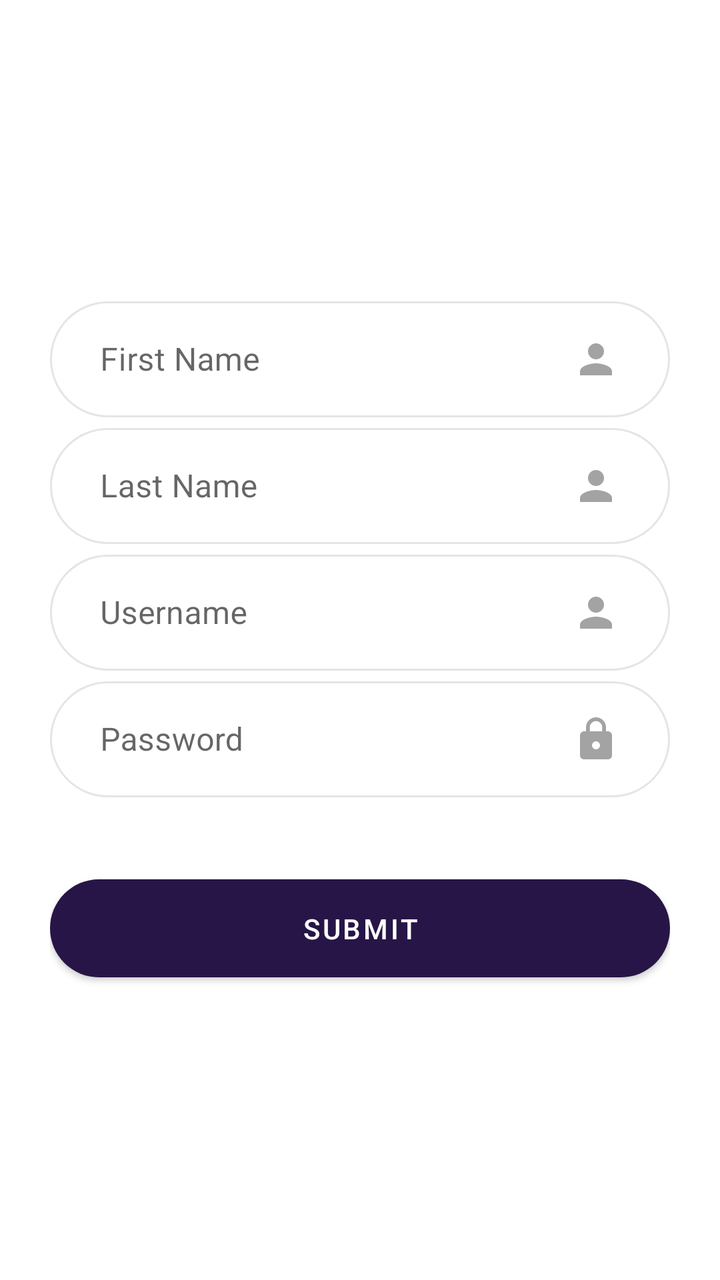
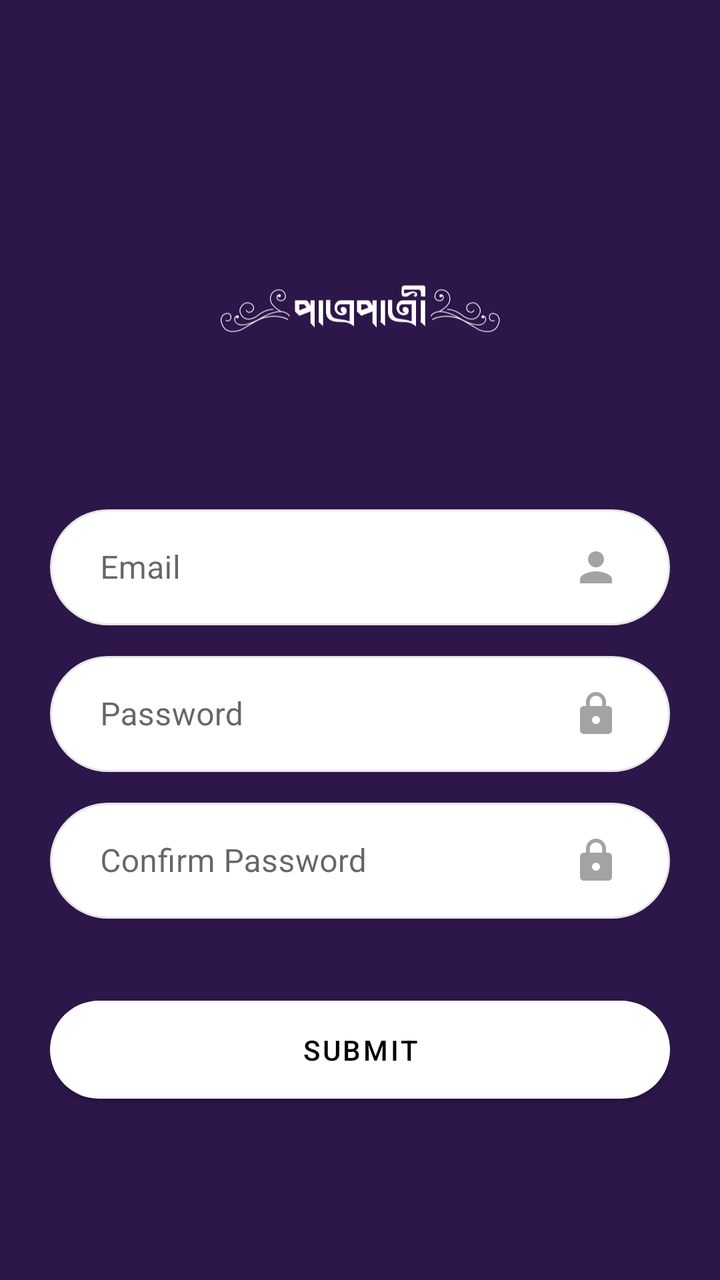

The first picture is an Android layout as it rendered before a commit; the second is the same layout after the commit. The layout source and the unified diff follow.
<!-- AndroidManifest.xml: application theme AppTheme -->
<!-- res/layout/activity_sign_up.xml -->
<?xml version="1.0" encoding="utf-8"?>
<RelativeLayout xmlns:android="http://schemas.android.com/apk/res/android"
    xmlns:app="http://schemas.android.com/apk/res-auto"
    xmlns:tools="http://schemas.android.com/tools"
    android:padding="25dp"
    android:background="@color/colorWhite"
    android:layout_width="match_parent"
    android:layout_height="match_parent"
    tools:context=".views.activities.SignUpActivity">

    <LinearLayout
        android:layout_centerInParent="true"
        android:gravity="center"
        android:orientation="vertical"
        android:layout_width="match_parent"
        android:layout_height="wrap_content">
        <com.google.android.material.textfield.TextInputLayout
            style="@style/Widget.MaterialComponents.TextInputLayout.OutlinedBox"
            app:boxCornerRadiusTopStart="25dp"
            app:boxCornerRadiusTopEnd="25dp"
            app:boxCornerRadiusBottomStart="25dp"
            app:boxCornerRadiusBottomEnd="25dp"
            android:layout_width="match_parent"
            android:layout_height="wrap_content">
            <EditText
                android:id="@+id/firstName"
                android:inputType="text"
                android:singleLine="true"
                android:maxLength="250"
                android:hint="First Name"
                android:drawableTint="@color/colorDeepGrey"
                android:drawableEnd="@drawable/ic_baseline_person_24"
                android:background="@drawable/shape_radius_100_edit_text"
                android:paddingStart="25dp"
                android:paddingEnd="25dp"
                android:layout_width="match_parent"
                android:layout_height="wrap_content" />
        </com.google.android.material.textfield.TextInputLayout>
        <com.google.android.material.textfield.TextInputLayout
            style="@style/Widget.MaterialComponents.TextInputLayout.OutlinedBox"
            app:boxCornerRadiusTopStart="25dp"
            app:boxCornerRadiusTopEnd="25dp"
            app:boxCornerRadiusBottomStart="25dp"
            app:boxCornerRadiusBottomEnd="25dp"
            android:layout_width="match_parent"
            android:layout_height="wrap_content">
            <EditText
                android:id="@+id/lastName"
                android:inputType="text"
                android:singleLine="true"
                android:maxLength="250"
                android:hint="Last Name"
                android:drawableTint="@color/colorDeepGrey"
                android:drawableEnd="@drawable/ic_baseline_person_24"
                android:background="@drawable/shape_radius_100_edit_text"
                android:paddingStart="25dp"
                android:paddingEnd="25dp"
                android:layout_width="match_parent"
                android:layout_height="wrap_content" />
        </com.google.android.material.textfield.TextInputLayout>
        <com.google.android.material.textfield.TextInputLayout
            style="@style/Widget.MaterialComponents.TextInputLayout.OutlinedBox"
            app:boxCornerRadiusTopStart="25dp"
            app:boxCornerRadiusTopEnd="25dp"
            app:boxCornerRadiusBottomStart="25dp"
            app:boxCornerRadiusBottomEnd="25dp"
            android:layout_width="match_parent"
            android:layout_height="wrap_content">
            <EditText
                android:id="@+id/userName"
                android:inputType="text"
                android:singleLine="true"
                android:maxLength="25"
                android:hint="Username"
                android:drawableTint="@color/colorDeepGrey"
                android:drawableEnd="@drawable/ic_baseline_person_24"
                android:background="@drawable/shape_radius_100_edit_text"
                android:paddingStart="25dp"
                android:paddingEnd="25dp"
                android:layout_width="match_parent"
                android:layout_height="wrap_content" />
        </com.google.android.material.textfield.TextInputLayout>
        <com.google.android.material.textfield.TextInputLayout
            style="@style/Widget.MaterialComponents.TextInputLayout.OutlinedBox"
            app:boxCornerRadiusTopStart="25dp"
            app:boxCornerRadiusTopEnd="25dp"
            app:boxCornerRadiusBottomStart="25dp"
            app:boxCornerRadiusBottomEnd="25dp"
            android:layout_width="match_parent"
            android:layout_height="wrap_content">
            <EditText
                android:id="@+id/password"
                android:inputType="textWebPassword"
                android:singleLine="true"
                android:maxLength="25"
                android:hint="Password"
                android:drawableTint="@color/colorDeepGrey"
                android:drawableEnd="@drawable/ic_baseline_lock_24"
                android:background="@drawable/shape_radius_100_edit_text"
                android:paddingStart="25dp"
                android:paddingEnd="25dp"
                android:layout_width="match_parent"
                android:layout_height="wrap_content" />
        </com.google.android.material.textfield.TextInputLayout>
        <Spinner
            android:visibility="gone"
            android:id="@+id/companyName"
            android:entries="@array/company_array"
            android:background="@drawable/layer_list_spinner"
            android:layout_marginTop="5dp"
            android:layout_width="match_parent"
            android:layout_height="55dp"/>

        <com.google.android.material.textfield.TextInputLayout
            android:visibility="gone"
            android:id="@+id/layout_user_address"
            style="@style/Widget.MaterialComponents.TextInputLayout.OutlinedBox"
            android:layout_width="match_parent"
            android:layout_height="wrap_content">
            <EditText
                android:id="@+id/user_description"
                android:gravity="top"
                android:hint="Description"
                android:inputType="text|textMultiLine"
                android:layout_marginBottom="10dp"
                android:paddingStart="25dp"
                android:paddingEnd="25dp"
                android:background="@drawable/shape_radius_25_edit_text"
                android:layout_width="match_parent"
                android:layout_height="150dp"/>
        </com.google.android.material.textfield.TextInputLayout>

        <Button
            android:id="@+id/submit_button"
            android:text="Submit"
            android:textColor="@color/colorWhite"
            app:cornerRadius="25dp"
            android:padding="15dp"
            android:layout_marginTop="35dp"
            android:layout_width="match_parent"
            android:layout_height="wrap_content" />
    </LinearLayout>

</RelativeLayout>
<!-- resources referenced by this layout -->
<resources>
  <string-array name="company_array">
          <item>Subra Systems Ltd</item>
          <item>Other</item>
      </string-array>
  <color name="colorDeepGrey">#A3A3A3</color>
  <color name="colorWhite">#FFFFFF</color>
  <!-- drawable ic_baseline_person_24 (drawable) -->
  <vector xmlns:android="http://schemas.android.com/apk/res/android"
      android:width="24dp"
      android:height="24dp"
      android:viewportWidth="24"
      android:viewportHeight="24"
      android:tint="?attr/colorControlNormal">
    <path
        android:fillColor="@android:color/white"
        android:pathData="M12,12c2.21,0 4,-1.79 4,-4s-1.79,-4 -4,-4 -4,1.79 -4,4 1.79,4 4,4zM12,14c-2.67,0 -8,1.34 -8,4v2h16v-2c0,-2.66 -5.33,-4 -8,-4z"/>
  </vector>
  <!-- drawable layer_list_spinner (drawable) -->
  <?xml version="1.0" encoding="utf-8"?>
  <layer-list xmlns:android="http://schemas.android.com/apk/res/android">
      <item>
          <shape>
              <solid android:color="#FFFFFF"/>
              <corners android:radius="0dp"/>
              <stroke android:width="1dp" android:color="#E5E5E5" />
              <padding
                  android:left="15dp"
                  android:top="10dp"
                  android:right="15dp"
                  android:bottom="10dp" />
          </shape>
      </item>
      <item android:gravity="center_vertical|right" android:right="8dp">
          <layer-list>
              <item android:width="12dp" android:height="12dp" android:gravity="center" android:bottom="10dp">
                  <rotate
                      android:fromDegrees="45"
                      android:toDegrees="45">
                      <shape android:shape="rectangle">
                          <solid android:color="#666666" />
                          <stroke android:color="#aaaaaa" android:width="1dp"/>
                      </shape>
                  </rotate>
              </item>
              <item android:width="30dp" android:height="10dp" android:bottom="21dp" android:gravity="center">
                  <shape android:shape="rectangle">
                      <solid android:color="@color/colorWhite"/>
                  </shape>
              </item>
          </layer-list>
      </item>
  </layer-list>
  <!-- drawable shape_radius_100_edit_text (drawable) -->
  <shape xmlns:android="http://schemas.android.com/apk/res/android">
      <stroke
          android:width="1dp"
          android:color="@color/colorMediumGrey" />
      <corners
          android:radius="100dp"/>
      <solid
          android:color="@color/colorWhite"/>
      <padding
          android:left="25dp"
          android:top="15dp"
          android:right="25dp"
          android:bottom="15dp" />
  </shape>
  <!-- drawable shape_radius_25_edit_text (drawable) -->
  <shape xmlns:android="http://schemas.android.com/apk/res/android">
      <stroke
          android:width="1dp"
          android:color="@color/colorMediumGrey" />
      <corners
          android:radius="25dp"/>
      <solid
          android:color="@color/colorWhite"/>
      <padding
          android:left="25dp"
          android:top="15dp"
          android:right="25dp"
          android:bottom="15dp" />
  </shape>
  <style name="AppTheme" parent="Theme.MaterialComponents.DayNight.NoActionBar">
          
          <item name="colorPrimary">@color/colorPrimary</item>
          <item name="colorPrimaryDark">@color/colorPrimaryDark</item>
          <item name="colorAccent">@color/colorAccent</item>
      </style>
  <color name="colorMediumGrey">#E5E5E5</color>
  <color name="colorPrimary">#271547</color>
  <color name="colorPrimaryDark">#43105D</color>
  <color name="colorAccent">#2D164A</color>
  <!-- unchanged entries left out for length: 1 -->
</resources>

<!-- the commit's change to res/layout/activity_sign_up.xml (unified diff, before → after) -->
@@ -3,7 +3,7 @@
     xmlns:app="http://schemas.android.com/apk/res-auto"
     xmlns:tools="http://schemas.android.com/tools"
     android:padding="25dp"
-    android:background="@color/colorWhite"
+    android:background="@color/colorAccent"
     android:layout_width="match_parent"
     android:layout_height="match_parent"
     tools:context=".views.activities.SignUpActivity">
@@ -14,6 +14,12 @@
         android:orientation="vertical"
         android:layout_width="match_parent"
         android:layout_height="wrap_content">
+        <ImageView
+            app:tint="@color/colorWhite"
+            android:src="@drawable/ic_logo"
+            android:layout_marginBottom="25dp"
+            android:layout_width="140dp"
+            android:layout_height="140dp" />
         <com.google.android.material.textfield.TextInputLayout
             style="@style/Widget.MaterialComponents.TextInputLayout.OutlinedBox"
             app:boxCornerRadiusTopStart="25dp"
@@ -23,58 +29,15 @@
             android:layout_width="match_parent"
             android:layout_height="wrap_content">
             <EditText
-                android:id="@+id/firstName"
-                android:inputType="text"
+                android:id="@+id/user_email"
+                android:inputType="textWebEmailAddress"
                 android:singleLine="true"
-                android:maxLength="250"
-                android:hint="First Name"
-                android:drawableTint="@color/colorDeepGrey"
+                android:maxLength="25"
+                android:hint="Email"
+                app:drawableTint="@color/colorDeepGrey"
                 android:drawableEnd="@drawable/ic_baseline_person_24"
                 android:background="@drawable/shape_radius_100_edit_text"
-                android:paddingStart="25dp"
-                android:paddingEnd="25dp"
-                android:layout_width="match_parent"
-                android:layout_height="wrap_content" />
-        </com.google.android.material.textfield.TextInputLayout>
-        <com.google.android.material.textfield.TextInputLayout
-            style="@style/Widget.MaterialComponents.TextInputLayout.OutlinedBox"
-            app:boxCornerRadiusTopStart="25dp"
-            app:boxCornerRadiusTopEnd="25dp"
-            app:boxCornerRadiusBottomStart="25dp"
-            app:boxCornerRadiusBottomEnd="25dp"
-            android:layout_width="match_parent"
-            android:layout_height="wrap_content">
-            <EditText
-                android:id="@+id/lastName"
-                android:inputType="text"
-                android:singleLine="true"
-                android:maxLength="250"
-                android:hint="Last Name"
-                android:drawableTint="@color/colorDeepGrey"
-                android:drawableEnd="@drawable/ic_baseline_person_24"
-                android:background="@drawable/shape_radius_100_edit_text"
-                android:paddingStart="25dp"
-                android:paddingEnd="25dp"
-                android:layout_width="match_parent"
-                android:layout_height="wrap_content" />
-        </com.google.android.material.textfield.TextInputLayout>
-        <com.google.android.material.textfield.TextInputLayout
-            style="@style/Widget.MaterialComponents.TextInputLayout.OutlinedBox"
-            app:boxCornerRadiusTopStart="25dp"
-            app:boxCornerRadiusTopEnd="25dp"
-            app:boxCornerRadiusBottomStart="25dp"
-            app:boxCornerRadiusBottomEnd="25dp"
-            android:layout_width="match_parent"
-            android:layout_height="wrap_content">
-            <EditText
-                android:id="@+id/userName"
-                android:inputType="text"
-                android:singleLine="true"
-                android:maxLength="25"
-                android:hint="Username"
-                android:drawableTint="@color/colorDeepGrey"
-                android:drawableEnd="@drawable/ic_baseline_person_24"
-                android:background="@drawable/shape_radius_100_edit_text"
+                android:layout_marginBottom="10dp"
                 android:paddingStart="25dp"
                 android:paddingEnd="25dp"
                 android:layout_width="match_parent"
@@ -94,7 +57,30 @@
                 android:singleLine="true"
                 android:maxLength="25"
                 android:hint="Password"
-                android:drawableTint="@color/colorDeepGrey"
+                app:drawableTint="@color/colorDeepGrey"
+                android:drawableEnd="@drawable/ic_baseline_lock_24"
+                android:background="@drawable/shape_radius_100_edit_text"
+                android:paddingStart="25dp"
+                android:paddingEnd="25dp"
+                android:layout_marginBottom="10dp"
+                android:layout_width="match_parent"
+                android:layout_height="wrap_content" />
+        </com.google.android.material.textfield.TextInputLayout>
+        <com.google.android.material.textfield.TextInputLayout
+            style="@style/Widget.MaterialComponents.TextInputLayout.OutlinedBox"
+            app:boxCornerRadiusTopStart="25dp"
+            app:boxCornerRadiusTopEnd="25dp"
+            app:boxCornerRadiusBottomStart="25dp"
+            app:boxCornerRadiusBottomEnd="25dp"
+            android:layout_width="match_parent"
+            android:layout_height="wrap_content">
+            <EditText
+                android:id="@+id/confirm_password"
+                android:inputType="textWebPassword"
+                android:singleLine="true"
+                android:maxLength="25"
+                android:hint="Confirm Password"
+                app:drawableTint="@color/colorDeepGrey"
                 android:drawableEnd="@drawable/ic_baseline_lock_24"
                 android:background="@drawable/shape_radius_100_edit_text"
                 android:paddingStart="25dp"
@@ -102,43 +88,19 @@
                 android:layout_width="match_parent"
                 android:layout_height="wrap_content" />
         </com.google.android.material.textfield.TextInputLayout>
-        <Spinner
-            android:visibility="gone"
-            android:id="@+id/companyName"
-            android:entries="@array/company_array"
-            android:background="@drawable/layer_list_spinner"
-            android:layout_marginTop="5dp"
-            android:layout_width="match_parent"
-            android:layout_height="55dp"/>
-
-        <com.google.android.material.textfield.TextInputLayout
-            android:visibility="gone"
-            android:id="@+id/layout_user_address"
-            style="@style/Widget.MaterialComponents.TextInputLayout.OutlinedBox"
-            android:layout_width="match_parent"
-            android:layout_height="wrap_content">
-            <EditText
-                android:id="@+id/user_description"
-                android:gravity="top"
-                android:hint="Description"
-                android:inputType="text|textMultiLine"
-                android:layout_marginBottom="10dp"
-                android:paddingStart="25dp"
-                android:paddingEnd="25dp"
-                android:background="@drawable/shape_radius_25_edit_text"
-                android:layout_width="match_parent"
-                android:layout_height="150dp"/>
-        </com.google.android.material.textfield.TextInputLayout>
 
         <Button
             android:id="@+id/submit_button"
             android:text="Submit"
-            android:textColor="@color/colorWhite"
+            android:textColor="@color/colorBlack"
             app:cornerRadius="25dp"
             android:padding="15dp"
+            app:backgroundTint="@color/colorWhite"
             android:layout_marginTop="35dp"
             android:layout_width="match_parent"
             android:layout_height="wrap_content" />
+
+        
     </LinearLayout>
 
 </RelativeLayout>
<!-- resource entries referenced after the edit -->
@@ -1,9 +1,5 @@
 <!-- resources referenced by this layout -->
 <resources>
-  <string-array name="company_array">
-          <item>Subra Systems Ltd</item>
-          <item>Other</item>
-      </string-array>
   <color name="colorDeepGrey">#A3A3A3</color>
   <color name="colorWhite">#FFFFFF</color>
   <!-- drawable ic_baseline_person_24 (drawable) -->
@@ -17,41 +13,7 @@
         android:fillColor="@android:color/white"
         android:pathData="M12,12c2.21,0 4,-1.79 4,-4s-1.79,-4 -4,-4 -4,1.79 -4,4 1.79,4 4,4zM12,14c-2.67,0 -8,1.34 -8,4v2h16v-2c0,-2.66 -5.33,-4 -8,-4z"/>
   </vector>
-  <!-- drawable layer_list_spinner (drawable) -->
-  <?xml version="1.0" encoding="utf-8"?>
-  <layer-list xmlns:android="http://schemas.android.com/apk/res/android">
-      <item>
-          <shape>
-              <solid android:color="#FFFFFF"/>
-              <corners android:radius="0dp"/>
-              <stroke android:width="1dp" android:color="#E5E5E5" />
-              <padding
-                  android:left="15dp"
-                  android:top="10dp"
-                  android:right="15dp"
-                  android:bottom="10dp" />
-          </shape>
-      </item>
-      <item android:gravity="center_vertical|right" android:right="8dp">
-          <layer-list>
-              <item android:width="12dp" android:height="12dp" android:gravity="center" android:bottom="10dp">
-                  <rotate
-                      android:fromDegrees="45"
-                      android:toDegrees="45">
-                      <shape android:shape="rectangle">
-                          <solid android:color="#666666" />
-                          <stroke android:color="#aaaaaa" android:width="1dp"/>
-                      </shape>
-                  </rotate>
-              </item>
-              <item android:width="30dp" android:height="10dp" android:bottom="21dp" android:gravity="center">
-                  <shape android:shape="rectangle">
-                      <solid android:color="@color/colorWhite"/>
-                  </shape>
-              </item>
-          </layer-list>
-      </item>
-  </layer-list>
+  <!-- drawable ic_logo: vector/xml drawable (drawable, 7260 chars, omitted) -->
   <!-- drawable shape_radius_100_edit_text (drawable) -->
   <shape xmlns:android="http://schemas.android.com/apk/res/android">
       <stroke
@@ -59,21 +21,6 @@
           android:color="@color/colorMediumGrey" />
       <corners
           android:radius="100dp"/>
-      <solid
-          android:color="@color/colorWhite"/>
-      <padding
-          android:left="25dp"
-          android:top="15dp"
-          android:right="25dp"
-          android:bottom="15dp" />
-  </shape>
-  <!-- drawable shape_radius_25_edit_text (drawable) -->
-  <shape xmlns:android="http://schemas.android.com/apk/res/android">
-      <stroke
-          android:width="1dp"
-          android:color="@color/colorMediumGrey" />
-      <corners
-          android:radius="25dp"/>
       <solid
           android:color="@color/colorWhite"/>
       <padding
@@ -92,6 +39,7 @@
   <color name="colorPrimary">#271547</color>
   <color name="colorPrimaryDark">#43105D</color>
   <color name="colorAccent">#2D164A</color>
+  <color name="colorBlack">#000000</color>
   <!-- unchanged entries left out for length: 1 -->
 </resources>
 
